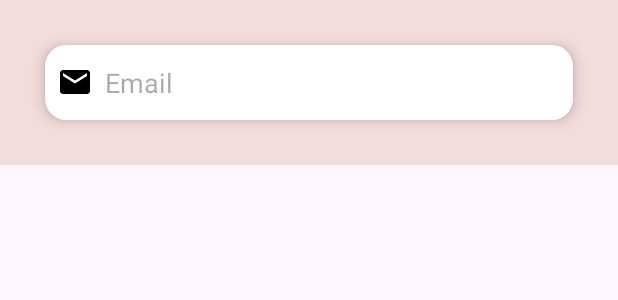
After one commit to matejturek/ShoppingList, an Android app: the layout invite_dialog.xml on its own in the app's theme, with its tools: preview values and no code run, on a phone screen of 412 x 824 dp. The commit adds this screen. Shown: the top 300 px of the screen. Run offline under Robolectric (Android 15) with nearby library versions, the phone set to English and light mode, and no system bars.

Commit message:
Invites preparation

```diff
--- /dev/null
+++ b/app/src/main/res/layout/invite_dialog.xml
@@ -0,0 +1,23 @@
+<?xml version="1.0" encoding="utf-8"?>
+<LinearLayout xmlns:android="http://schemas.android.com/apk/res/android"
+    android:layout_width="match_parent"
+    android:layout_height="wrap_content"
+    android:background="@color/colorAccent"
+    android:orientation="vertical"
+    android:padding="16dp">
+
+    <EditText
+        android:id="@+id/email_et"
+        android:layout_width="match_parent"
+        android:layout_height="wrap_content"
+        android:layout_margin="14dp"
+        android:background="@drawable/edittext_background"
+        android:drawableStart="@drawable/ic_email_black"
+        android:drawablePadding="8dp"
+        android:elevation="6dp"
+        android:hint="@string/email"
+        android:inputType="textEmailAddress"
+        android:paddingStart="8dp"
+        android:paddingEnd="8dp" />
+
+</LinearLayout>
--- a/app/src/main/res/values/strings.xml
+++ b/app/src/main/res/values/strings.xml
@@ -23,4 +23,5 @@
     <string name="edit_item">Edit item</string>
     <string name="profile_image">Profile image</string>
     <string name="edit_category">Edit category</string>
+    <string name="people">People</string>
 </resources>
```
Also changed, not shown: app/src/main/java/sk/ukf/shoppinglist/Activities/Dialogs/InviteDialog.java (added, +42 -0 lines), app/src/main/java/sk/ukf/shoppinglist/Activities/ListManagementActivity.java (+13 -1 lines), app/src/main/java/sk/ukf/shoppinglist/Activities/MainActivity.java (+12 -1 lines), app/src/main/res/layout/activity_list_management.xml (+7 -0 lines), app/src/main/res/layout/invite_layout.xml (added, +13 -0 lines).
